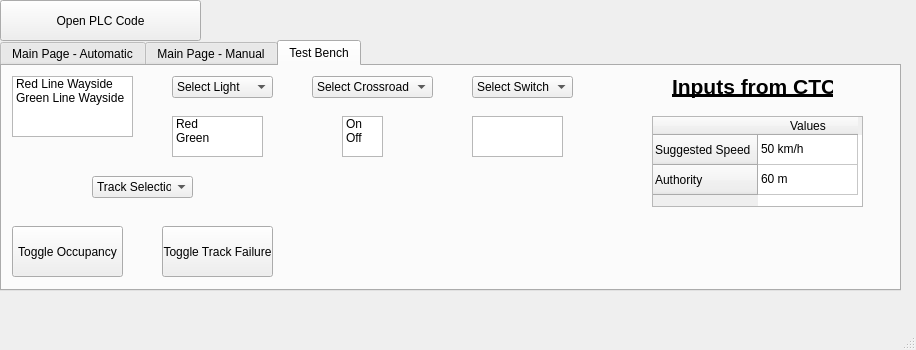
Above: HW Track Controller UI.ui from cerfort2/1140 before the change. Below: the same form after it.
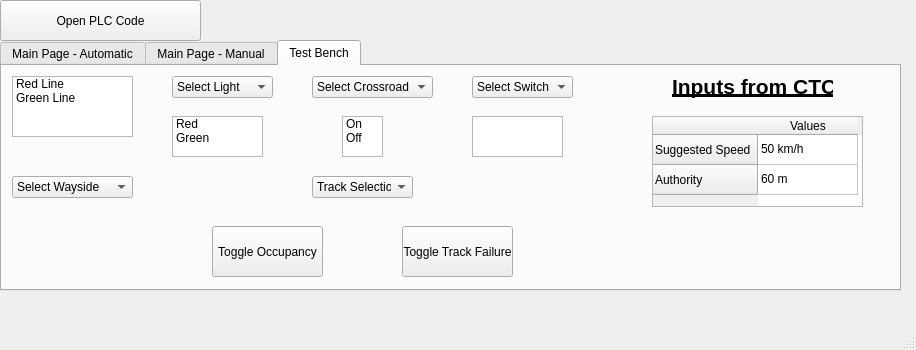
That is the form after the change. The open tabs and pages were chosen to show the change.

Commit message: Done UX iteration 2

Patch:
```diff
--- a/HW Track Controller UI.ui
+++ b/HW Track Controller UI.ui
@@ -396,19 +396,19 @@
       </property>
       <item>
        <property name="text">
-        <string>Red Line Wayside</string>
+        <string>Red Line</string>
        </property>
       </item>
       <item>
        <property name="text">
-        <string>Green Line Wayside</string>
+        <string>Green Line</string>
        </property>
       </item>
      </widget>
      <widget class="QComboBox" name="comboBox_8">
       <property name="geometry">
        <rect>
-        <x>90</x>
+        <x>310</x>
         <y>110</y>
         <width>101</width>
         <height>22</height>
@@ -438,7 +438,7 @@
      <widget class="QPushButton" name="pushButton_4">
       <property name="geometry">
        <rect>
-        <x>10</x>
+        <x>210</x>
         <y>160</y>
         <width>111</width>
         <height>51</height>
@@ -588,7 +588,7 @@
      <widget class="QPushButton" name="pushButton_5">
       <property name="geometry">
        <rect>
-        <x>160</x>
+        <x>400</x>
         <y>160</y>
         <width>111</width>
         <height>51</height>
@@ -653,6 +653,31 @@
        </property>
       </item>
      </widget>
+     <widget class="QComboBox" name="comboBox_13">
+      <property name="geometry">
+       <rect>
+        <x>10</x>
+        <y>110</y>
+        <width>121</width>
+        <height>22</height>
+       </rect>
+      </property>
+      <item>
+       <property name="text">
+        <string>Select Wayside</string>
+       </property>
+      </item>
+      <item>
+       <property name="text">
+        <string>Wayside 1</string>
+       </property>
+      </item>
+      <item>
+       <property name="text">
+        <string>Wayside 2</string>
+       </property>
+      </item>
+     </widget>
     </widget>
    </widget>
    <widget class="QPushButton" name="pushButton_3">
```
Left out of the diff: 58 changed lines with no effect on the pictures. The commit also changes 2 other files.
